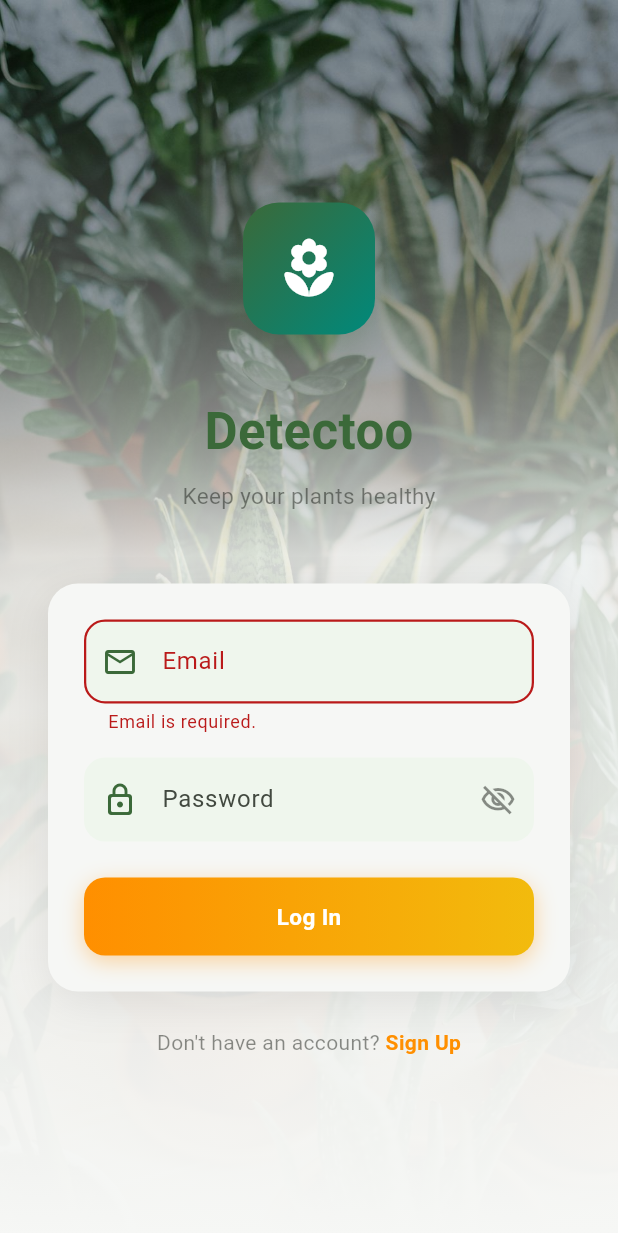
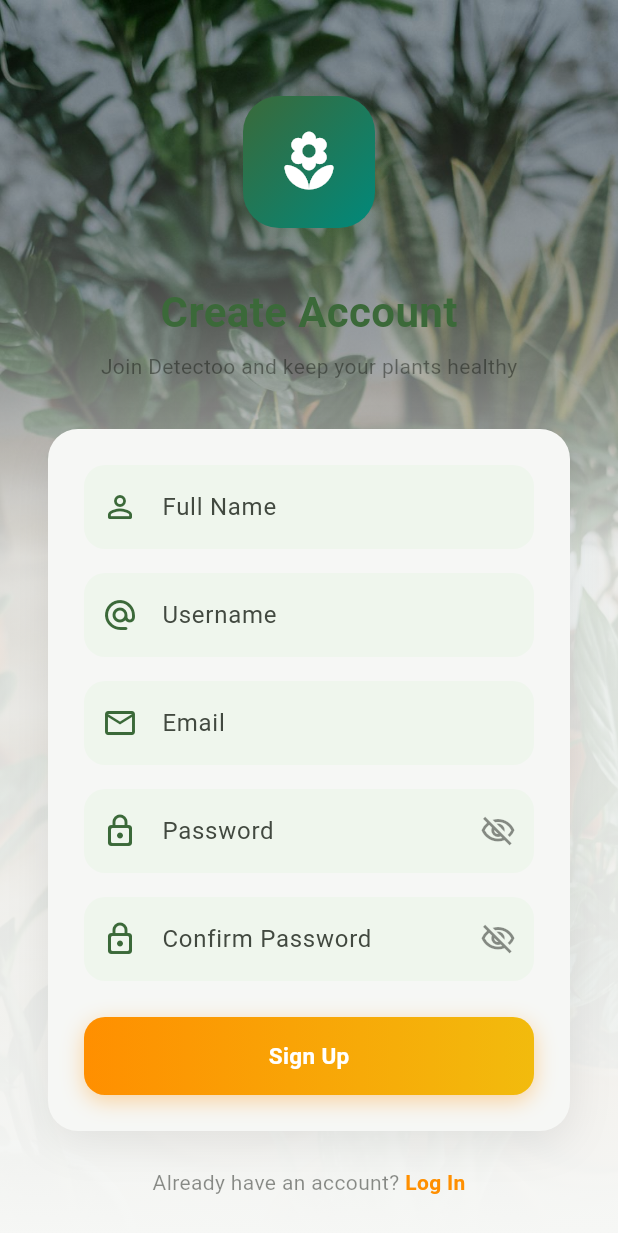
Before and after one commit to Sijankhadk65/detectoo, a Flutter app: the screen it shows after launch, after a tap on "Log In", after a tap on "Sign Up", on a phone screen of 412 x 824 dp. Shown: the top 1233 px of the screen. Run offline on Flutter 3.47's test engine with Material 3 defaults, Android fonts, the phone set to English and light mode, and no system bars; our stand-ins replace built_collection, built_value, dio, flutter_local_notifications, flutter_riverpod, flutter_secure_storage and 1 more; network calls fail; Roboto replaces fonts that are missing (Georgia).

Commit message:
Add email/password sign-up flow and fix Android desugaring build error
- Add SignUpScreen with name, username, email, password, and confirm password fields, styled to match the login screen
- Add signUp() to AuthRepository, AuthRepositoryImpl (POST /user then auto-login), and AuthNotifier
- Add Routes.signUp and register SignUpScreen in app.dart
- Wire the "Sign Up" link on LoginScreen to navigate to SignUpScreen
- Enable core library desugaring in build.gradle.kts (isCoreLibraryDesugaringEnabled = true + desugar_jdk_libs:2.1.4) to fix flutter_local_notifications build failure on Android

```diff
--- a/detectoo_app/lib/src/app.dart
+++ b/detectoo_app/lib/src/app.dart
@@ -4,6 +4,7 @@ import 'routes.dart';
 import 'screens/add_plant_screen.dart';
 import 'screens/login_screen.dart';
 import 'screens/plant_detail_screen.dart';
+import 'screens/sign_up_screen.dart';
 import 'screens/recovery_screen.dart';
 import 'screens/splash_screen.dart';
 import 'widgets/bottom_nav_bar.dart';
@@ -40,6 +41,7 @@ class DetectooApp extends StatelessWidget {
         Routes.plantDetail: (context) => const PlantDetailScreen(),
         Routes.recovery: (context) => const RecoveryScreen(),
         Routes.addPlant: (context) => const AddPlantScreen(),
+        Routes.signUp: (context) => const SignUpScreen(),
       },
     );
   }
--- a/detectoo_app/lib/src/data/repositories/auth_repository.dart
+++ b/detectoo_app/lib/src/data/repositories/auth_repository.dart
@@ -27,6 +27,17 @@ abstract class AuthRepository {
   /// between the login screen and the home screen.
   Future<User?> restoreSession();
 
+  /// Creates a new account and returns the authenticated user.
+  ///
+  /// On success the session token is persisted exactly as it would be
+  /// after a successful [login] call.
+  Future<User> signUp({
+    required String name,
+    required String username,
+    required String email,
+    required String password,
+  });
+
   /// Revokes the current session on the server and clears the stored
   /// token. Safe to call even when not logged in.
   Future<void> logout();
--- a/detectoo_app/lib/src/data/repositories/auth_repository_impl.dart
+++ b/detectoo_app/lib/src/data/repositories/auth_repository_impl.dart
@@ -72,6 +72,25 @@ class AuthRepositoryImpl implements AuthRepository {
   }
 
   @override
+  Future<User> signUp({
+    required String name,
+    required String username,
+    required String email,
+    required String password,
+  }) async {
+    await _client.post(
+      '/user',
+      body: {
+        'name': name,
+        'username': username,
+        'email': email,
+        'password': password,
+      },
+    );
+    return login(email: email, password: password);
+  }
+
+  @override
   Future<void> logout() async {
     final token = await _tokenStorage.readAccessToken();
     if (token != null && token.isNotEmpty) {
--- a/detectoo_app/lib/src/providers/auth_provider.dart
+++ b/detectoo_app/lib/src/providers/auth_provider.dart
@@ -32,6 +32,22 @@ class AuthNotifier extends AsyncNotifier<User?> {
     });
   }
 
+  /// Creates a new account, logs in, and loads the user profile.
+  Future<void> signUp({
+    required String name,
+    required String username,
+    required String email,
+    required String password,
+  }) async {
+    state = const AsyncValue.loading();
+    state = await AsyncValue.guard(() => _repo.signUp(
+          name: name,
+          username: username,
+          email: email,
+          password: password,
+        ));
+  }
+
   /// Signs out the current user. After this returns the state is
   /// `AsyncValue.data(null)` regardless of whether server-side
   /// revocation succeeded — the token is always cleared locally.
--- a/detectoo_app/lib/src/routes.dart
+++ b/detectoo_app/lib/src/routes.dart
@@ -14,4 +14,5 @@ class Routes {
   static const String plantDetail = '/plant-detail';
   static const String recovery = '/recovery';
   static const String addPlant = '/add-plant';
+  static const String signUp = '/sign-up';
 }
--- a/detectoo_app/lib/src/screens/login_screen.dart
+++ b/detectoo_app/lib/src/screens/login_screen.dart
@@ -311,9 +311,7 @@ class _LoginScreenState extends ConsumerState<LoginScreen> {
           ),
         ),
         GestureDetector(
-          onTap: () {
-            // TODO: Navigate to sign-up screen.
-          },
+          onTap: () => Navigator.pushReplacementNamed(context, Routes.signUp),
           child: Text(
             'Sign Up',
             style: TextStyle(
--- /dev/null
+++ b/detectoo_app/lib/src/screens/sign_up_screen.dart
@@ -0,0 +1,402 @@
+import 'package:flutter/material.dart';
+import 'package:flutter_riverpod/flutter_riverpod.dart';
+
+import '../data/api/api_exception.dart';
+import '../providers/auth_provider.dart';
+import '../routes.dart';
+import '../widgets/detectoo_button.dart';
+
+/// Sign-up screen that creates a new Detectoo account.
+///
+/// On success the user is automatically logged in and sent to the home screen.
+class SignUpScreen extends ConsumerStatefulWidget {
+  const SignUpScreen({super.key});
+
+  @override
+  ConsumerState<SignUpScreen> createState() => _SignUpScreenState();
+}
+
+class _SignUpScreenState extends ConsumerState<SignUpScreen> {
+  final _formKey = GlobalKey<FormState>();
+  final _nameController = TextEditingController();
+  final _usernameController = TextEditingController();
+  final _emailController = TextEditingController();
+  final _passwordController = TextEditingController();
+  final _confirmController = TextEditingController();
+  bool _obscurePassword = true;
+  bool _obscureConfirm = true;
+
+  @override
+  void dispose() {
+    _nameController.dispose();
+    _usernameController.dispose();
+    _emailController.dispose();
+    _passwordController.dispose();
+    _confirmController.dispose();
+    super.dispose();
+  }
+
+  static bool _isValidEmail(String v) =>
+      RegExp(r'^[^@\s]+@[^@\s]+\.[^@\s]+$').hasMatch(v);
+
+  Future<void> _handleSignUp() async {
+    if (!(_formKey.currentState?.validate() ?? false)) return;
+
+    await ref.read(authProvider.notifier).signUp(
+          name: _nameController.text.trim(),
+          username: _usernameController.text.trim(),
+          email: _emailController.text.trim(),
+          password: _passwordController.text,
+        );
+
+    if (!mounted) return;
+
+    ref.read(authProvider).when(
+      data: (user) {
+        if (user != null) {
+          Navigator.pushReplacementNamed(context, Routes.home);
+        }
+      },
+      error: (error, _) {
+        final message =
+            error is ApiException ? error.message : 'Sign-up failed.';
+        ScaffoldMessenger.of(context).showSnackBar(
+          SnackBar(content: Text(message)),
+        );
+      },
+      loading: () {},
+    );
+  }
+
+  @override
+  Widget build(BuildContext context) {
+    final colorScheme = Theme.of(context).colorScheme;
+    final isLoading = ref.watch(authProvider).isLoading;
+
+    return Scaffold(
+      body: Container(
+        decoration: const BoxDecoration(
+          image: DecorationImage(
+            image: AssetImage('assets/login_bg.jpg'),
+            fit: BoxFit.cover,
+          ),
+        ),
+        child: Container(
+          decoration: BoxDecoration(
+            gradient: LinearGradient(
+              begin: Alignment.topCenter,
+              end: Alignment.bottomCenter,
+              colors: [
+                Colors.black.withValues(alpha: 0.3),
+                colorScheme.surface.withValues(alpha: 0.85),
+                colorScheme.surface,
+              ],
+              stops: const [0.0, 0.45, 1.0],
+            ),
+          ),
+          child: Center(
+            child: SingleChildScrollView(
+              padding: const EdgeInsets.symmetric(horizontal: 32, vertical: 48),
+              child: ConstrainedBox(
+                constraints: const BoxConstraints(maxWidth: 400),
+                child: Column(
+                  mainAxisAlignment: MainAxisAlignment.center,
+                  children: [
+                    _buildHeader(colorScheme),
+                    const SizedBox(height: 32),
+                    Form(
+                      key: _formKey,
+                      child: _buildFormCard(colorScheme, isLoading: isLoading),
+                    ),
+                    const SizedBox(height: 24),
+                    _buildLoginLink(colorScheme),
+                  ],
+                ),
+              ),
+            ),
+          ),
+        ),
+      ),
+    );
+  }
+
+  Widget _buildHeader(ColorScheme colorScheme) {
+    return Column(
+      children: [
+        Stack(
+          alignment: Alignment.center,
+          children: [
+            Container(
+              width: 120,
+              height: 120,
+              decoration: BoxDecoration(
+                shape: BoxShape.circle,
+                gradient: RadialGradient(
+                  colors: [
+                    colorScheme.primary.withValues(alpha: 0.15),
+                    colorScheme.primary.withValues(alpha: 0.0),
+                  ],
+                ),
+              ),
+            ),
+            Container(
+              width: 88,
+              height: 88,
+              decoration: BoxDecoration(
+                gradient: LinearGradient(
+                  begin: Alignment.topLeft,
+                  end: Alignment.bottomRight,
+                  colors: [
+                    colorScheme.primary,
+                    const Color(0xFF00897B),
+                  ],
+                ),
+                borderRadius: BorderRadius.circular(24),
+                boxShadow: [
+                  BoxShadow(
+                    color: colorScheme.primary.withValues(alpha: 0.3),
+                    blurRadius: 20,
+                    offset: const Offset(0, 8),
+                  ),
+                ],
+              ),
+              child: const Icon(
+                Icons.local_florist_rounded,
+                size: 44,
+                color: Colors.white,
+              ),
+            ),
+          ],
+        ),
+        const SizedBox(height: 20),
+        Text(
+          'Create Account',
+          style: TextStyle(
+            fontFamily: 'Georgia',
+            fontSize: 28,
+            fontWeight: FontWeight.bold,
+            color: colorScheme.primary,
+          ),
+        ),
+        const SizedBox(height: 6),
+        Text(
+          'Join Detectoo and keep your plants healthy',
+          style: TextStyle(
+            fontSize: 14,
+            color: colorScheme.onSurface.withValues(alpha: 0.5),
+          ),
+        ),
+      ],
+    );
+  }
+
+  Widget _buildFormCard(ColorScheme colorScheme, {required bool isLoading}) {
+    return Container(
+      padding: const EdgeInsets.all(24),
+      decoration: BoxDecoration(
+        color: colorScheme.surface,
+        borderRadius: BorderRadius.circular(20),
+        boxShadow: [
+          BoxShadow(
+            color: colorScheme.shadow.withValues(alpha: 0.08),
+            blurRadius: 24,
+            offset: const Offset(0, 8),
+          ),
+        ],
+      ),
+      child: Column(
+        children: [
+          _buildTextField(
+            colorScheme: colorScheme,
+            controller: _nameController,
+            label: 'Full Name',
+            hint: 'Jane Smith',
+            icon: Icons.person_outline_rounded,
+            validator: (v) {
+              final s = (v ?? '').trim();
+              if (s.isEmpty) return 'Name is required.';
+              if (s.length < 2) return 'Name must be at least 2 characters.';
+              return null;
+            },
+          ),
+          const SizedBox(height: 16),
+          _buildTextField(
+            colorScheme: colorScheme,
+            controller: _usernameController,
+            label: 'Username',
+            hint: 'janesmith',
+            icon: Icons.alternate_email_rounded,
+            keyboardType: TextInputType.visiblePassword,
+            autocorrect: false,
+            validator: (v) {
+              final s = (v ?? '').trim();
+              if (s.isEmpty) return 'Username is required.';
+              if (s.length < 2) return 'Username must be at least 2 characters.';
+              if (!RegExp(r'^[a-z0-9]+$').hasMatch(s)) {
+                return 'Only lowercase letters and digits.';
+              }
+              return null;
+            },
+          ),
+          const SizedBox(height: 16),
+          _buildTextField(
+            colorScheme: colorScheme,
+            controller: _emailController,
+            label: 'Email',
+            hint: 'you@example.com',
+            icon: Icons.email_outlined,
+            keyboardType: TextInputType.emailAddress,
+            validator: (v) {
+              final s = (v ?? '').trim();
+              if (s.isEmpty) return 'Email is required.';
+              if (!_isValidEmail(s)) return 'Enter a valid email address.';
+              return null;
+            },
+          ),
+          const SizedBox(height: 16),
+          _buildPasswordField(
+            colorScheme: colorScheme,
+            controller: _passwordController,
+            label: 'Password',
+            obscure: _obscurePassword,
+            onToggle: () => setState(() => _obscurePassword = !_obscurePassword),
+            validator: (v) {
+              if ((v ?? '').length < 8) return 'Password must be at least 8 characters.';
+              return null;
+            },
+          ),
+          const SizedBox(height: 16),
+          _buildPasswordField(
+            colorScheme: colorScheme,
+            controller: _confirmController,
+            label: 'Confirm Password',
+            obscure: _obscureConfirm,
+            onToggle: () => setState(() => _obscureConfirm = !_obscureConfirm),
+            validator: (v) {
+              if (v != _passwordController.text) return 'Passwords do not match.';
+              return null;
+            },
+          ),
+          const SizedBox(height: 24),
+          DetectooButton(
+            label: isLoading ? 'Creating Account…' : 'Sign Up',
+            height: 52,
+            color: colorScheme.secondary,
+            onPressed: isLoading ? () {} : _handleSignUp,
+          ),
+        ],
+      ),
+    );
+  }
+
+  Widget _buildTextField({
+    required ColorScheme colorScheme,
+    required TextEditingController controller,
+    required String label,
+    required String hint,
+    required IconData icon,
+    TextInputType keyboardType = TextInputType.text,
+    bool autocorrect = true,
+    String? Function(String?)? validator,
+  }) {
+    return TextFormField(
+      controller: controller,
+      keyboardType: keyboardType,
+      autocorrect: autocorrect,
+      validator: validator,
+      decoration: InputDecoration(
+        labelText: label,
+        hintText: hint,
+        prefixIcon: Icon(icon, color: colorScheme.primary),
+        filled: true,
+        fillColor: colorScheme.primaryContainer.withValues(alpha: 0.12),
+        border: OutlineInputBorder(
+          borderRadius: BorderRadius.circular(14),
+          borderSide: BorderSide.none,
+        ),
+        focusedBorder: OutlineInputBorder(
+          borderRadius: BorderRadius.circular(14),
+          borderSide: BorderSide(color: colorScheme.primary, width: 1.5),
+        ),
+        errorBorder: OutlineInputBorder(
+          borderRadius: BorderRadius.circular(14),
+          borderSide: BorderSide(color: colorScheme.error, width: 1.5),
+        ),
+        focusedErrorBorder: OutlineInputBorder(
+          borderRadius: BorderRadius.circular(14),
+          borderSide: BorderSide(color: colorScheme.error, width: 1.5),
+        ),
+      ),
+    );
+  }
+
+  Widget _buildPasswordField({
+    required ColorScheme colorScheme,
+    required TextEditingController controller,
+    required String label,
+    required bool obscure,
+    required VoidCallback onToggle,
+    String? Function(String?)? validator,
+  }) {
+    return TextFormField(
+      controller: controller,
+      obscureText: obscure,
+      validator: validator,
+      decoration: InputDecoration(
+        labelText: label,
+        prefixIcon: Icon(Icons.lock_outline_rounded, color: colorScheme.primary),
+        suffixIcon: IconButton(
+          icon: Icon(
+            obscure ? Icons.visibility_off_outlined : Icons.visibility_outlined,
+            color: colorScheme.onSurface.withValues(alpha: 0.5),
+          ),
+          onPressed: onToggle,
+        ),
+        filled: true,
+        fillColor: colorScheme.primaryContainer.withValues(alpha: 0.12),
+        border: OutlineInputBorder(
+          borderRadius: BorderRadius.circular(14),
+          borderSide: BorderSide.none,
+        ),
+        focusedBorder: OutlineInputBorder(
+          borderRadius: BorderRadius.circular(14),
+          borderSide: BorderSide(color: colorScheme.primary, width: 1.5),
+        ),
+        errorBorder: OutlineInputBorder(
+          borderRadius: BorderRadius.circular(14),
+          borderSide: BorderSide(color: colorScheme.error, width: 1.5),
+        ),
+        focusedErrorBorder: OutlineInputBorder(
+          borderRadius: BorderRadius.circular(14),
+          borderSide: BorderSide(color: colorScheme.error, width: 1.5),
+        ),
+      ),
+    );
+  }
+
+  Widget _buildLoginLink(ColorScheme colorScheme) {
+    return Row(
+      mainAxisAlignment: MainAxisAlignment.center,
+      children: [
+        Text(
+          'Already have an account? ',
+          style: TextStyle(
+            fontSize: 14,
+            color: colorScheme.onSurface.withValues(alpha: 0.5),
+          ),
+        ),
+        GestureDetector(
+          onTap: () => Navigator.pushReplacementNamed(context, Routes.login),
+          child: Text(
+            'Log In',
+            style: TextStyle(
+              fontSize: 14,
+              fontWeight: FontWeight.w600,
+              color: colorScheme.secondary,
+            ),
+          ),
+        ),
+      ],
+    );
+  }
+}
```
Also changed, not shown: detectoo_app/pubspec.lock, 2 other files.
